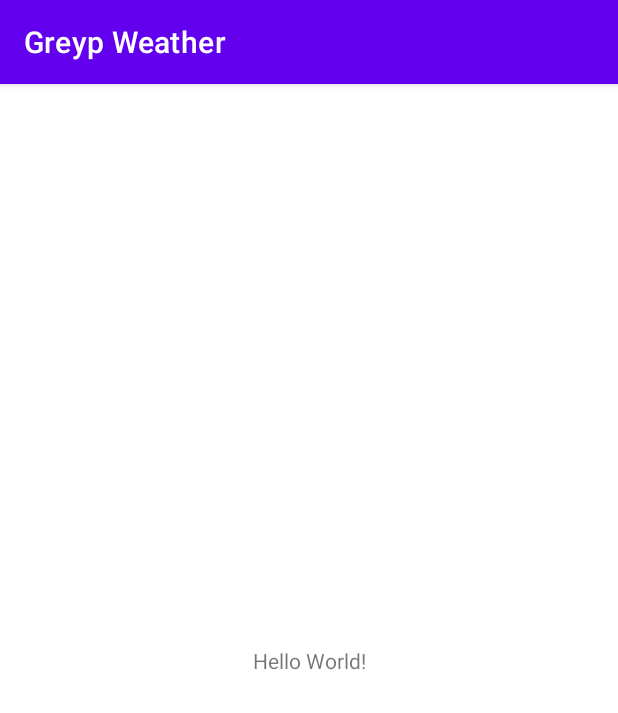
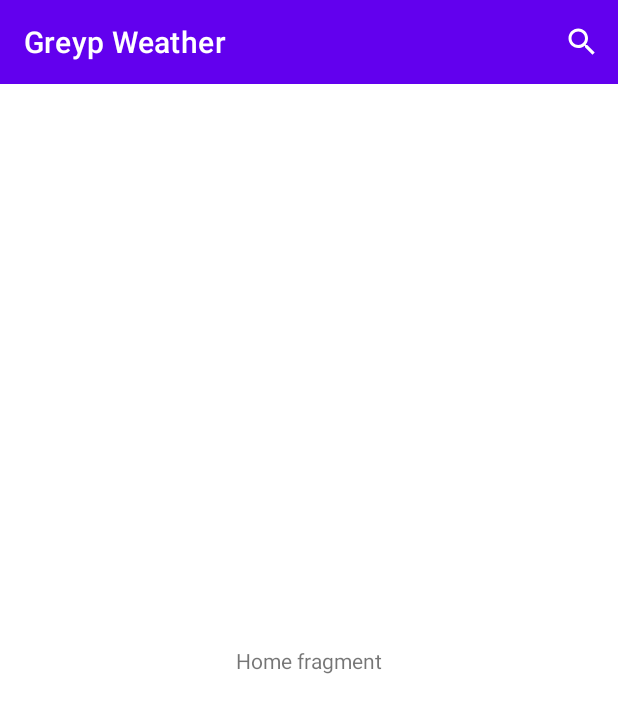
Before and after one commit to antoniokranjcina/GreypWeather, an Android app: the screen it shows after launch (MainActivity), on a phone screen of 412 x 824 dp. Shown: the top 713 px of the screen. Run offline under Robolectric (Android 15) with nearby library versions, the phone set to English and light mode, and no system bars.

Commit message:
GW-1: Add HomeFragment.kt and basic UI

```diff
--- a/app/src/main/AndroidManifest.xml
+++ b/app/src/main/AndroidManifest.xml
@@ -9,7 +9,7 @@
         android:roundIcon="@mipmap/ic_launcher_round"
         android:supportsRtl="true"
         android:theme="@style/Theme.GreypWeather">
-        <activity android:name=".MainActivity">
+        <activity android:name=".ui.MainActivity">
             <intent-filter>
                 <action android:name="android.intent.action.MAIN" />
 
--- a/app/src/main/java/com/greyp/weather/MainActivity.kt
+++ /dev/null
@@ -1,11 +0,0 @@
-package com.greyp.weather
-
-import android.os.Bundle
-import androidx.appcompat.app.AppCompatActivity
-
-class MainActivity : AppCompatActivity() {
-    override fun onCreate(savedInstanceState: Bundle?) {
-        super.onCreate(savedInstanceState)
-        setContentView(R.layout.activity_main)
-    }
-}
--- /dev/null
+++ b/app/src/main/java/com/greyp/weather/ui/MainActivity.kt
@@ -0,0 +1,34 @@
+package com.greyp.weather.ui
+
+import android.os.Bundle
+import androidx.appcompat.app.AppCompatActivity
+import androidx.navigation.NavController
+import androidx.navigation.fragment.NavHostFragment
+import androidx.navigation.fragment.findNavController
+import com.greyp.weather.R
+import com.greyp.weather.databinding.ActivityMainBinding
+import com.greyp.weather.utils.viewBinding
+
+class MainActivity : AppCompatActivity() {
+
+    private val binding by viewBinding(ActivityMainBinding::inflate)
+
+    private lateinit var navController: NavController
+
+    override fun onCreate(savedInstanceState: Bundle?) {
+        super.onCreate(savedInstanceState)
+        setContentView(binding.root)
+
+        setNavHost()
+        setToolbar()
+    }
+
+    private fun setNavHost() {
+        val navHostFragment = supportFragmentManager.findFragmentById(R.id.navigation_host) as NavHostFragment
+        navController = navHostFragment.findNavController()
+    }
+
+    private fun setToolbar() {
+        (this as AppCompatActivity).setSupportActionBar(binding.toolbar)
+    }
+}
--- /dev/null
+++ b/app/src/main/java/com/greyp/weather/ui/fragments/HomeFragment.kt
@@ -0,0 +1,74 @@
+package com.greyp.weather.ui.fragments
+
+import android.os.Bundle
+import android.util.Log
+import android.view.Menu
+import android.view.MenuInflater
+import android.view.MenuItem
+import android.view.View
+import androidx.appcompat.widget.SearchView
+import androidx.fragment.app.Fragment
+import com.greyp.weather.R
+import com.greyp.weather.databinding.FragmentHomeBinding
+import com.greyp.weather.utils.viewBinding
+
+class HomeFragment : Fragment(R.layout.fragment_home), SearchView.OnQueryTextListener, MenuItem.OnActionExpandListener {
+
+    private val binding by viewBinding(FragmentHomeBinding::bind)
+
+    override fun onViewCreated(view: View, savedInstanceState: Bundle?) {
+        super.onViewCreated(view, savedInstanceState)
+
+        setHasOptionsMenu(true)
+
+        binding.apply {
+
+        }
+    }
+
+    override fun onCreateOptionsMenu(menu: Menu, inflater: MenuInflater) {
+        inflater.inflate(R.menu.menu_home_fragment, menu)
+
+        val searchItem = menu.findItem(R.id.item_search)
+        if (searchItem != null) {
+            searchItem.setOnActionExpandListener(this)
+            val searchView = searchItem.actionView as SearchView
+            searchView.setOnQueryTextListener(this)
+        }
+
+        super.onCreateOptionsMenu(menu, inflater)
+    }
+
+    override fun onOptionsItemSelected(item: MenuItem): Boolean {
+        when (item.itemId) {
+            R.id.item_search -> {
+
+            }
+        }
+        return super.onOptionsItemSelected(item)
+    }
+
+    override fun onQueryTextSubmit(query: String?): Boolean {
+        Log.d(TAG, "onQueryTextSubmit: $query")
+        return query.isNullOrEmpty()
+    }
+
+    override fun onQueryTextChange(newText: String?): Boolean {
+        Log.d(TAG, "onQueryTextChange: $newText")
+        return newText.isNullOrEmpty()
+    }
+
+    override fun onMenuItemActionExpand(item: MenuItem?): Boolean {
+        Log.d(TAG, "onMenuItemActionExpand - pressed: 'searchView'")
+        return true
+    }
+
+    override fun onMenuItemActionCollapse(item: MenuItem?): Boolean {
+        Log.d(TAG, "onMenuItemActionExpand - closed: 'searchView'")
+        return true
+    }
+
+    companion object {
+        private const val TAG = "HomeFragment"
+    }
+}
--- /dev/null
+++ b/app/src/main/java/com/greyp/weather/utils/ViewBinding.kt
@@ -0,0 +1,68 @@
+package com.greyp.weather.utils
+
+import android.view.LayoutInflater
+import android.view.View
+import androidx.appcompat.app.AppCompatActivity
+import androidx.fragment.app.Fragment
+import androidx.lifecycle.DefaultLifecycleObserver
+import androidx.lifecycle.Lifecycle
+import androidx.lifecycle.LifecycleOwner
+import androidx.lifecycle.Observer
+import androidx.viewbinding.ViewBinding
+import kotlin.properties.ReadOnlyProperty
+import kotlin.reflect.KProperty
+
+class FragmentViewBindingDelegate<T : ViewBinding>(
+    val fragment: Fragment,
+    val viewBindingFactory: (View) -> T
+) : ReadOnlyProperty<Fragment, T> {
+    private var binding: T? = null
+
+    init {
+        fragment.lifecycle.addObserver(object : DefaultLifecycleObserver {
+            val viewLifecycleOwnerLiveDataObserver =
+                Observer<LifecycleOwner?> {
+                    val viewLifecycleOwner = it ?: return@Observer
+
+                    viewLifecycleOwner.lifecycle.addObserver(object : DefaultLifecycleObserver {
+                        override fun onDestroy(owner: LifecycleOwner) {
+                            binding = null
+                        }
+                    })
+                }
+
+            override fun onCreate(owner: LifecycleOwner) {
+                fragment.viewLifecycleOwnerLiveData.observeForever(
+                    viewLifecycleOwnerLiveDataObserver
+                )
+            }
+
+            override fun onDestroy(owner: LifecycleOwner) {
+                fragment.viewLifecycleOwnerLiveData.removeObserver(
+                    viewLifecycleOwnerLiveDataObserver
+                )
+            }
+        })
+    }
+
+    override fun getValue(thisRef: Fragment, property: KProperty<*>): T {
+        val binding = binding
+        if (binding != null) {
+            return binding
+        }
+
+        val lifecycle = fragment.viewLifecycleOwner.lifecycle
+        if (!lifecycle.currentState.isAtLeast(Lifecycle.State.INITIALIZED)) {
+            throw IllegalStateException("Should not attempt to get bindings when Fragment views are destroyed.")
+        }
+
+        return viewBindingFactory(thisRef.requireView()).also { this.binding = it }
+    }
+}
+
+fun <T : ViewBinding> Fragment.viewBinding(viewBindingFactory: (View) -> T) = FragmentViewBindingDelegate(this, viewBindingFactory)
+
+inline fun <T : ViewBinding> AppCompatActivity.viewBinding(crossinline bindingInflater: (LayoutInflater) -> T) =
+    lazy(LazyThreadSafetyMode.NONE) {
+        bindingInflater.invoke(layoutInflater)
+    }
--- /dev/null
+++ b/app/src/main/res/drawable/ic_search.xml
@@ -0,0 +1,10 @@
+<vector xmlns:android="http://schemas.android.com/apk/res/android"
+    android:width="24dp"
+    android:height="24dp"
+    android:tint="?attr/colorControlNormal"
+    android:viewportWidth="24"
+    android:viewportHeight="24">
+    <path
+        android:fillColor="@android:color/white"
+        android:pathData="M15.5,14h-0.79l-0.28,-0.27C15.41,12.59 16,11.11 16,9.5 16,5.91 13.09,3 9.5,3S3,5.91 3,9.5 5.91,16 9.5,16c1.61,0 3.09,-0.59 4.23,-1.57l0.27,0.28v0.79l5,4.99L20.49,19l-4.99,-5zM9.5,14C7.01,14 5,11.99 5,9.5S7.01,5 9.5,5 14,7.01 14,9.5 11.99,14 9.5,14z" />
+</vector>
--- a/app/src/main/res/layout/activity_main.xml
+++ b/app/src/main/res/layout/activity_main.xml
@@ -4,15 +4,32 @@
     xmlns:tools="http://schemas.android.com/tools"
     android:layout_width="match_parent"
     android:layout_height="match_parent"
-    tools:context=".MainActivity">
+    tools:context=".ui.MainActivity">
 
-    <TextView
-        android:layout_width="wrap_content"
-        android:layout_height="wrap_content"
-        android:text="Hello World!"
+    <com.google.android.material.appbar.MaterialToolbar
+        android:id="@+id/toolbar"
+        android:layout_width="match_parent"
+        android:layout_height="?attr/actionBarSize"
+        android:background="@color/purple_500"
+        android:theme="@style/ThemeOverlay.MaterialComponents.Dark.ActionBar"
+        app:layout_constraintEnd_toEndOf="parent"
+        app:layout_constraintStart_toStartOf="parent"
+        app:layout_constraintTop_toTopOf="parent"
+        app:layout_scrollFlags="scroll|enterAlways"
+        app:popupTheme="@style/ThemeOverlay.MaterialComponents.Light"
+        app:titleTextColor="@color/white" />
+
+    <androidx.fragment.app.FragmentContainerView
+        android:id="@+id/navigation_host"
+        android:name="androidx.navigation.fragment.NavHostFragment"
+        android:layout_width="0dp"
+        android:layout_height="0dp"
+        app:defaultNavHost="true"
         app:layout_constraintBottom_toBottomOf="parent"
-        app:layout_constraintLeft_toLeftOf="parent"
-        app:layout_constraintRight_toRightOf="parent"
-        app:layout_constraintTop_toTopOf="parent" />
+        app:layout_constraintEnd_toEndOf="parent"
+        app:layout_constraintStart_toStartOf="parent"
+        app:layout_constraintTop_toBottomOf="@+id/toolbar"
+        app:navGraph="@navigation/nav_graph" />
+
 
 </androidx.constraintlayout.widget.ConstraintLayout>
--- /dev/null
+++ b/app/src/main/res/layout/fragment_home.xml
@@ -0,0 +1,19 @@
+<?xml version="1.0" encoding="utf-8"?>
+<androidx.constraintlayout.widget.ConstraintLayout xmlns:android="http://schemas.android.com/apk/res/android"
+    xmlns:app="http://schemas.android.com/apk/res-auto"
+    xmlns:tools="http://schemas.android.com/tools"
+    android:layout_width="match_parent"
+    android:layout_height="match_parent"
+    tools:context=".ui.fragments.HomeFragment">
+
+    <TextView
+        android:id="@+id/textView"
+        android:layout_width="wrap_content"
+        android:layout_height="wrap_content"
+        android:text="@string/home_fragment_text"
+        app:layout_constraintBottom_toBottomOf="parent"
+        app:layout_constraintEnd_toEndOf="parent"
+        app:layout_constraintStart_toStartOf="parent"
+        app:layout_constraintTop_toTopOf="parent" />
+
+</androidx.constraintlayout.widget.ConstraintLayout>
--- /dev/null
+++ b/app/src/main/res/menu/menu_home_fragment.xml
@@ -0,0 +1,12 @@
+<?xml version="1.0" encoding="utf-8"?>
+<menu xmlns:android="http://schemas.android.com/apk/res/android"
+    xmlns:app="http://schemas.android.com/apk/res-auto">
+
+    <item
+        android:id="@+id/item_search"
+        android:icon="@drawable/ic_search"
+        android:title="@string/search_item"
+        app:actionViewClass="androidx.appcompat.widget.SearchView"
+        app:showAsAction="always|collapseActionView" />
+
+</menu>
--- /dev/null
+++ b/app/src/main/res/navigation/nav_graph.xml
@@ -0,0 +1,13 @@
+<?xml version="1.0" encoding="utf-8"?>
+<navigation xmlns:android="http://schemas.android.com/apk/res/android"
+    xmlns:app="http://schemas.android.com/apk/res-auto"
+    xmlns:tools="http://schemas.android.com/tools"
+    android:id="@+id/nav_graph"
+    app:startDestination="@id/homeFragment">
+
+    <fragment
+        android:id="@+id/homeFragment"
+        android:name="com.greyp.weather.ui.fragments.HomeFragment"
+        android:label="@string/app_name"
+        tools:layout="@layout/fragment_home" />
+</navigation>
--- a/app/src/main/res/values-night/themes.xml
+++ /dev/null
@@ -1,16 +0,0 @@
-<resources xmlns:tools="http://schemas.android.com/tools">
-    <!-- Base application theme. -->
-    <style name="Theme.GreypWeather" parent="Theme.MaterialComponents.DayNight.DarkActionBar">
-        <!-- Primary brand color. -->
-        <item name="colorPrimary">@color/purple_200</item>
-        <item name="colorPrimaryVariant">@color/purple_700</item>
-        <item name="colorOnPrimary">@color/black</item>
-        <!-- Secondary brand color. -->
-        <item name="colorSecondary">@color/teal_200</item>
-        <item name="colorSecondaryVariant">@color/teal_200</item>
-        <item name="colorOnSecondary">@color/black</item>
-        <!-- Status bar color. -->
-        <item name="android:statusBarColor" tools:targetApi="l">?attr/colorPrimaryVariant</item>
-        <!-- Customize your theme here. -->
-    </style>
-</resources>
--- a/app/src/main/res/values/strings.xml
+++ b/app/src/main/res/values/strings.xml
@@ -1,3 +1,9 @@
 <resources>
     <string name="app_name">Greyp Weather</string>
+
+    <string name="home_fragment_text">Home fragment</string>
+
+    <!-- Menu -->
+    <string name="search_item">Search</string>
+
 </resources>
--- a/app/src/main/res/values/themes.xml
+++ b/app/src/main/res/values/themes.xml
@@ -1,6 +1,6 @@
 <resources xmlns:tools="http://schemas.android.com/tools">
     <!-- Base application theme. -->
-    <style name="Theme.GreypWeather" parent="Theme.MaterialComponents.DayNight.DarkActionBar">
+    <style name="Theme.GreypWeather" parent="Theme.MaterialComponents.Light.NoActionBar">
         <!-- Primary brand color. -->
         <item name="colorPrimary">@color/purple_500</item>
         <item name="colorPrimaryVariant">@color/purple_700</item>
--- a/build.gradle
+++ b/build.gradle
@@ -1,6 +1,7 @@
 // Top-level build file where you can add configuration options common to all sub-projects/modules.
 buildscript {
     ext.kotlin_version = "1.5.10"
+    ext.navigation_version = "2.3.5"
     repositories {
         google()
         mavenCentral()
@@ -8,6 +9,8 @@ buildscript {
     dependencies {
         classpath "com.android.tools.build:gradle:4.2.1"
         classpath "org.jetbrains.kotlin:kotlin-gradle-plugin:$kotlin_version"
+
+        classpath "androidx.navigation:navigation-safe-args-gradle-plugin:$navigation_version"
 
         // NOTE: Do not place your application dependencies here; they belong
         // in the individual module build.gradle files
```
Also changed, not shown: app/build.gradle (+20 -0 lines).
